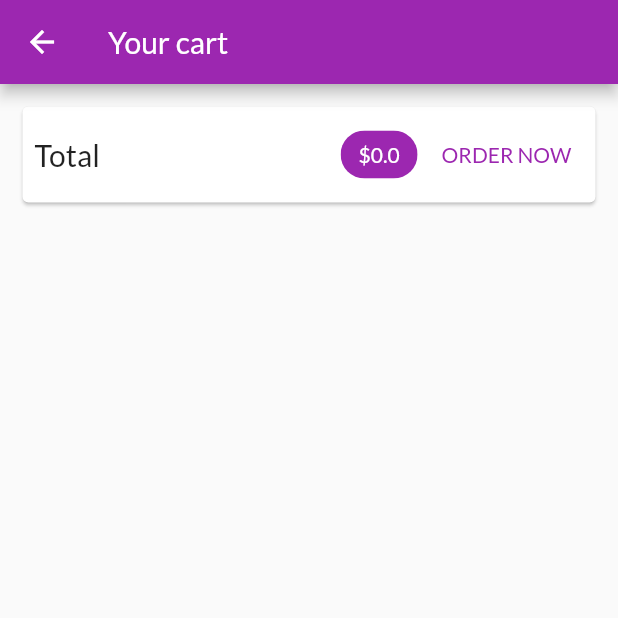
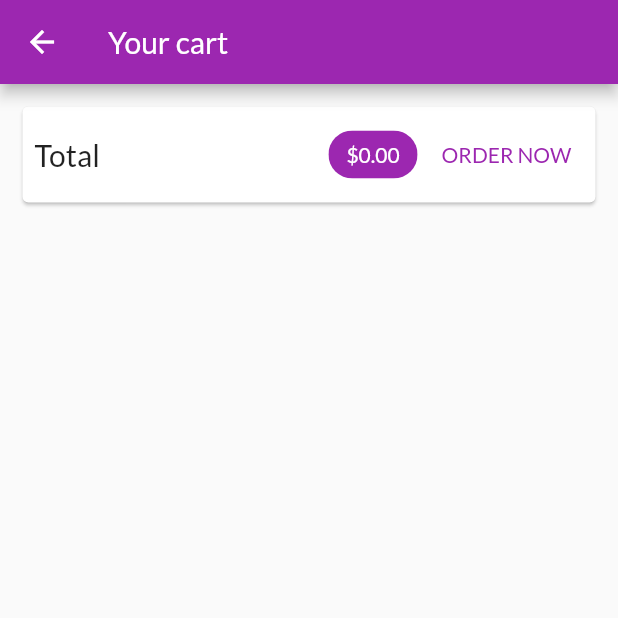
Before and after one commit to shortSparrow/learn_flutter, a Flutter app: the CartScreen screen opened by its route, after a tap on "ORDER NOW", on a phone screen of 412 x 824 dp, the top half of it. Run offline on Flutter 3.47's test engine with Material 2 defaults, Android fonts, the phone set to English and light mode, and no system bars; network calls fail.

Commit message:
myShopApp complete app

```diff
--- /dev/null
+++ b/my_shop/lib/models/order_item.dart
@@ -0,0 +1,15 @@
+import 'package:my_shop/models/cart_item.dart';
+
+class Order {
+  final String id;
+  final double amount;
+  final List<CartItem> products;
+  final DateTime dateTime;
+
+  const Order({
+    required this.id,
+    required this.amount,
+    required this.products,
+    required this.dateTime,
+  });
+}
--- a/my_shop/lib/providers/cart_provider.dart
+++ b/my_shop/lib/providers/cart_provider.dart
@@ -46,4 +46,14 @@ class CartProvider with ChangeNotifier {
     }
     notifyListeners();
   }
+
+  void removeItem(String productId) {
+    _items.remove(productId);
+    notifyListeners();
+  }
+
+  void clear() {
+    _items.clear();
+    notifyListeners();
+  }
 }
--- /dev/null
+++ b/my_shop/lib/providers/order_provider.dart
@@ -0,0 +1,24 @@
+import 'package:flutter/cupertino.dart';
+
+import '../models/cart_item.dart';
+import '../models/order_item.dart';
+
+class OrderProvider with ChangeNotifier {
+  final List<Order> _orders = [];
+
+  List<Order> get orders {
+    return [..._orders];
+  }
+
+  void addOrder(List<CartItem> cartProducts, double total) {
+    _orders.add(
+      Order(
+        id: DateTime.now().toString(),
+        amount: total,
+        products: cartProducts,
+        dateTime: DateTime.now(),
+      ),
+    );
+    notifyListeners();
+  }
+}
--- a/my_shop/lib/screens/cart_screen.dart
+++ b/my_shop/lib/screens/cart_screen.dart
@@ -1,5 +1,6 @@
 import 'package:flutter/material.dart';
 import 'package:my_shop/providers/cart_provider.dart';
+import 'package:my_shop/providers/order_provider.dart';
 import 'package:my_shop/widgets/cart_item.dart';
 import 'package:provider/provider.dart';
 
@@ -8,9 +9,18 @@ class CartScreen extends StatelessWidget {
 
   const CartScreen({super.key});
 
+  void handleMakeOrder(CartProvider cart, OrderProvider order) {
+    order.addOrder(
+      cart.items.values.toList(),
+      cart.totalAmount,
+    );
+    cart.clear();
+  }
+
   @override
   Widget build(BuildContext context) {
     final cart = Provider.of<CartProvider>(context);
+    final order = Provider.of<OrderProvider>(context, listen: false);
 
     return Scaffold(
       appBar: AppBar(
@@ -29,7 +39,7 @@ class CartScreen extends StatelessWidget {
                   const Spacer(),
                   Chip(
                     label: Text(
-                      '\$${cart.totalAmount}',
+                      '\$${cart.totalAmount.toStringAsFixed(2)}',
                       style: TextStyle(
                         color: Theme.of(context).colorScheme.onPrimary,
                       ),
@@ -38,7 +48,7 @@ class CartScreen extends StatelessWidget {
                   ),
                   const SizedBox(width: 8.0),
                   TextButton(
-                    onPressed: () => {},
+                    onPressed: () => handleMakeOrder(cart, order),
                     child: const Text("ORDER NOW"),
                   )
                 ],
@@ -50,6 +60,7 @@ class CartScreen extends StatelessWidget {
             child: ListView.builder(
               itemBuilder: (context, index) => CartItem(
                 id: cart.items.values.toList()[index].id,
+                productId: cart.items.keys.toList()[index],
                 price: cart.items.values.toList()[index].price,
                 quantity: cart.items.values.toList()[index].quantity,
                 title: cart.items.values.toList()[index].title,
--- /dev/null
+++ b/my_shop/lib/screens/orders_screen.dart
@@ -0,0 +1,28 @@
+import 'package:flutter/material.dart';
+import 'package:my_shop/widgets/order_item.dart';
+import 'package:provider/provider.dart';
+
+import '../providers/order_provider.dart';
+import '../widgets/app_drawer.dart';
+
+class OrdersScreen extends StatelessWidget {
+  static String routeName = './orders';
+
+  const OrdersScreen({super.key});
+
+  @override
+  Widget build(BuildContext context) {
+    final orderProvider = Provider.of<OrderProvider>(context);
+
+    return Scaffold(
+      appBar: AppBar(
+        title: const Text('Your orders'),
+      ),
+      drawer: const AppDrawer(),
+      body: ListView.builder(
+        itemCount: orderProvider.orders.length,
+        itemBuilder: (context, index) => OrderItem(orderItem: orderProvider.orders[index]),
+      ),
+    );
+  }
+}
--- a/my_shop/lib/screens/products_overview_screen.dart
+++ b/my_shop/lib/screens/products_overview_screen.dart
@@ -1,6 +1,7 @@
 import 'package:flutter/material.dart';
 import 'package:my_shop/providers/cart_provider.dart';
 import 'package:my_shop/screens/cart_screen.dart';
+import 'package:my_shop/widgets/app_drawer.dart';
 import 'package:provider/provider.dart';
 
 import '../widgets/badge.dart';
@@ -67,6 +68,7 @@ class _ProductsOverviewScreenState extends State<ProductsOverviewScreen> {
           )
         ],
       ),
+      drawer: const AppDrawer(),
       body: ProductsGrid(
         showOnlyFavorites: showOnlyFavorites,
       ),
--- /dev/null
+++ b/my_shop/lib/widgets/order_item.dart
@@ -0,0 +1,71 @@
+import 'dart:math';
+
+import 'package:flutter/material.dart';
+import 'package:intl/intl.dart';
+
+import '../models/order_item.dart';
+
+class OrderItem extends StatefulWidget {
+  final Order orderItem;
+
+  const OrderItem({super.key, required this.orderItem});
+
+  @override
+  State<OrderItem> createState() => _OrderItemState();
+}
+
+class _OrderItemState extends State<OrderItem> {
+  var _isExpanded = false;
+
+  void toggleIsExpanded() {
+    setState(() {
+      _isExpanded = !_isExpanded;
+    });
+  }
+
+  @override
+  Widget build(BuildContext context) {
+    return Card(
+      margin: const EdgeInsets.all(10),
+      child: Column(
+        children: [
+          ListTile(
+            title: Text('\$${widget.orderItem.amount}'),
+            subtitle: Text(DateFormat('dd/MM/yyyy hh:mm')
+                .format(widget.orderItem.dateTime)),
+            trailing: IconButton(
+              icon: Icon(_isExpanded ? Icons.expand_less : Icons.expand_more),
+              onPressed: toggleIsExpanded,
+            ),
+          ),
+          if (_isExpanded)
+            Container(
+              height: min(widget.orderItem.products.length * 20 + 20, 150),
+              padding: const EdgeInsets.only(left: 15, right: 15, top: 4, bottom: 10),
+              child: ListView(
+                  children: widget.orderItem.products
+                      .map((product) => Row(
+                            mainAxisAlignment: MainAxisAlignment.spaceBetween,
+                            children: [
+                              Text(
+                                product.title,
+                                style: const TextStyle(
+                                  fontSize: 18,
+                                  fontWeight: FontWeight.bold,
+                                ),
+                              ),
+                              Text(
+                                '${product.quantity}x \$${product.price}',
+                                style: const TextStyle(
+                                  fontSize: 18,
+                                ),
+                              )
+                            ],
+                          ))
+                      .toList()),
+            )
+        ],
+      ),
+    );
+  }
+}
--- a/my_shop/pubspec.yaml
+++ b/my_shop/pubspec.yaml
@@ -37,6 +37,7 @@ dependencies:
   # The following adds the Cupertino Icons font to your application.
   # Use with the CupertinoIcons class for iOS style icons.
   cupertino_icons: ^1.0.2
+  intl: ^0.18.0
 
 dev_dependencies:
   flutter_test:
```
Also changed, not shown: my_shop/lib/main.dart (+6 -1 lines), my_shop/lib/screens/product_details_screen.dart (+29 -0 lines), my_shop/lib/widgets/app_drawer.dart (added, +32 -0 lines), my_shop/lib/widgets/cart_item.dart (+24 -1 lines), my_shop/pubspec.lock.
